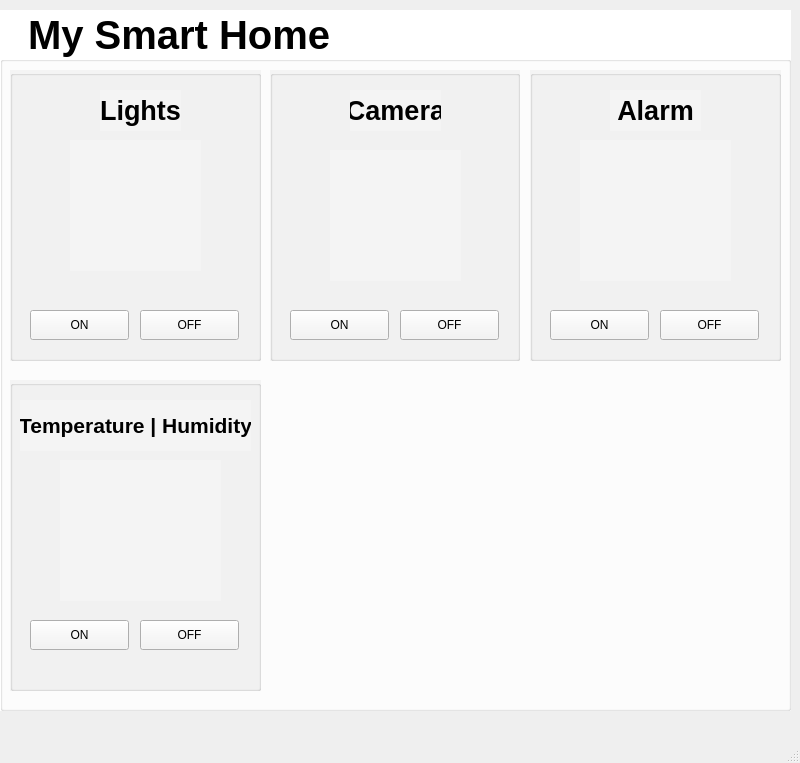
Old version of the form day06/qt.ui in the repository LEUNSU/basic-rasberrypi-2024.
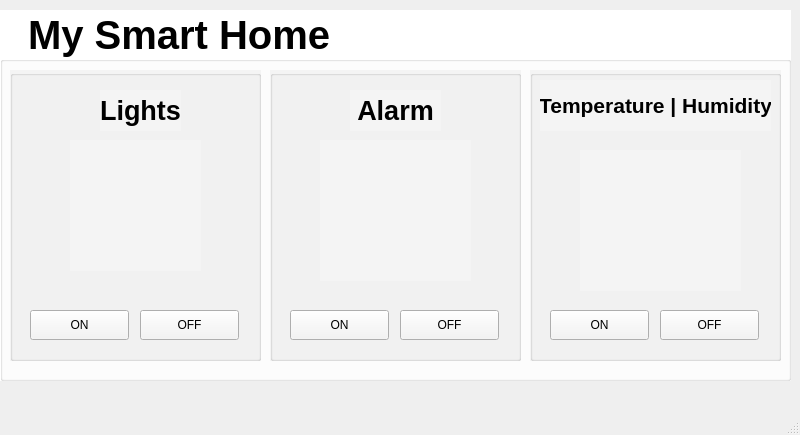
New version of the form. Icons and pictures are not drawn.

```diff
--- a/day06/qt.ui
+++ b/day06/qt.ui
@@ -7,7 +7,7 @@
     <x>0</x>
     <y>0</y>
     <width>800</width>
-    <height>763</height>
+    <height>435</height>
    </rect>
   </property>
   <property name="windowTitle">
@@ -20,7 +20,7 @@
       <x>0</x>
       <y>10</y>
       <width>791</width>
-      <height>701</height>
+      <height>371</height>
      </rect>
     </property>
     <property name="font">
@@ -129,100 +129,10 @@
       </property>
      </widget>
     </widget>
-    <widget class="QGroupBox" name="groupBox_2">
-     <property name="geometry">
-      <rect>
-       <x>270</x>
-       <y>60</y>
-       <width>250</width>
-       <height>291</height>
-      </rect>
-     </property>
-     <property name="styleSheet">
-      <string notr="true">background-color: rgb(244, 244, 244);</string>
-     </property>
-     <property name="title">
-      <string/>
-     </property>
-     <widget class="QPushButton" name="Btn_3">
-      <property name="geometry">
-       <rect>
-        <x>20</x>
-        <y>240</y>
-        <width>99</width>
-        <height>30</height>
-       </rect>
-      </property>
-      <property name="text">
-       <string>ON</string>
-      </property>
-     </widget>
-     <widget class="QPushButton" name="Btn_4">
-      <property name="geometry">
-       <rect>
-        <x>130</x>
-        <y>240</y>
-        <width>99</width>
-        <height>30</height>
-       </rect>
-      </property>
-      <property name="text">
-       <string>OFF</string>
-      </property>
-     </widget>
-     <widget class="QLabel" name="label_2">
-      <property name="geometry">
-       <rect>
-        <x>80</x>
-        <y>20</y>
-        <width>91</width>
-        <height>41</height>
-       </rect>
-      </property>
-      <property name="font">
-       <font>
-        <pointsize>20</pointsize>
-        <weight>75</weight>
-        <bold>true</bold>
-       </font>
-      </property>
-      <property name="lineWidth">
-       <number>1</number>
-      </property>
-      <property name="text">
-       <string>Camera</string>
-      </property>
-      <property name="alignment">
-       <set>Qt::AlignCenter</set>
-      </property>
-      <property name="wordWrap">
-       <bool>false</bool>
-      </property>
-     </widget>
-     <widget class="QLabel" name="label_5">
-      <property name="geometry">
-       <rect>
-        <x>60</x>
-        <y>80</y>
-        <width>131</width>
-        <height>131</height>
-       </rect>
-      </property>
-      <property name="text">
-       <string/>
-      </property>
-      <property name="pixmap">
-       <pixmap>images/002.png</pixmap>
-      </property>
-      <property name="scaledContents">
-       <bool>true</bool>
-      </property>
-     </widget>
-    </widget>
     <widget class="QGroupBox" name="groupBox_3">
      <property name="geometry">
       <rect>
-       <x>530</x>
+       <x>270</x>
        <y>60</y>
        <width>251</width>
        <height>291</height>
@@ -312,10 +222,10 @@
     <widget class="QGroupBox" name="groupBox_5">
      <property name="geometry">
       <rect>
-       <x>10</x>
-       <y>370</y>
+       <x>530</x>
+       <y>60</y>
        <width>251</width>
-       <height>311</height>
+       <height>291</height>
       </rect>
      </property>
      <property name="styleSheet">
@@ -357,7 +267,7 @@
       <property name="geometry">
        <rect>
         <x>10</x>
-        <y>20</y>
+        <y>10</y>
         <width>231</width>
         <height>51</height>
        </rect>
```
